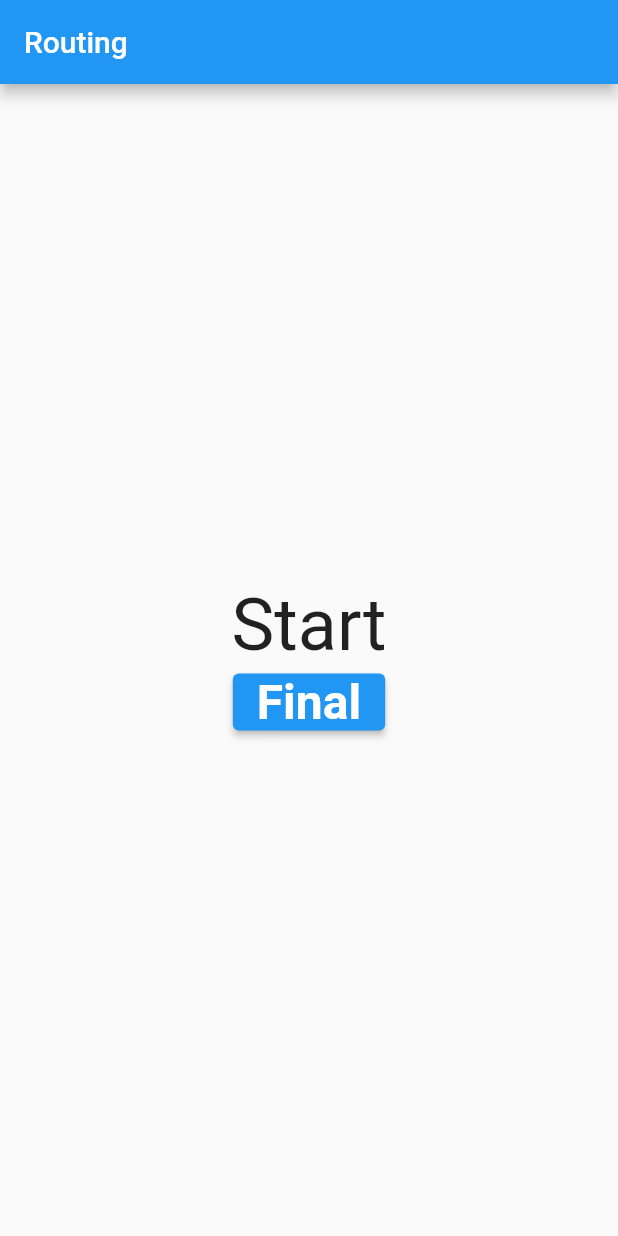
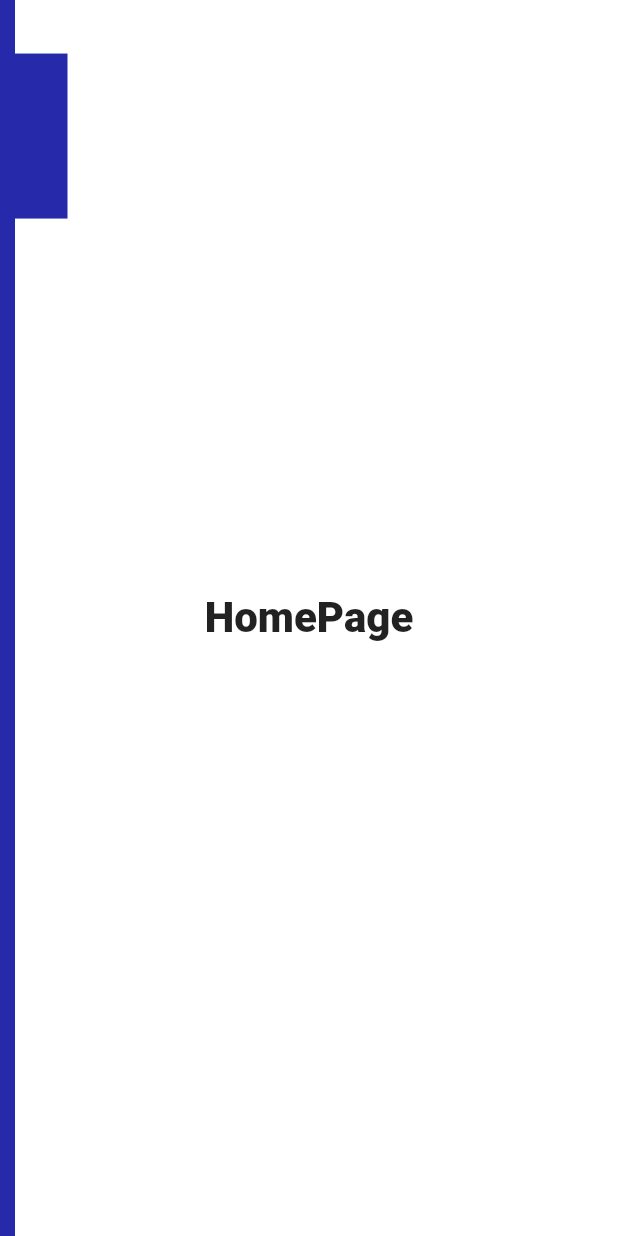
Before and after one commit to kenkaneki0625/flutter_application_1, a Flutter app: the screen it shows after launch, on a phone screen of 412 x 824 dp. Run offline on Flutter 3.47's test engine with Material 2 defaults, Android fonts, the phone set to English and light mode, and no system bars.

Commit message:
sidebar and pages initialized

```diff
--- a/lib/main.dart
+++ b/lib/main.dart
@@ -1,4 +1,5 @@
 import 'package:flutter/material.dart';
+import 'package:flutter_application_1/sidebar/sidebar_layout.dart';
 
 void main() {
   runApp(MyApp());
@@ -9,89 +10,11 @@ class MyApp extends StatelessWidget {
   Widget build(BuildContext context) {
     return MaterialApp(
       title: 'Nav Demo',
-      theme: ThemeData(primaryColor: Colors.blueGrey),
-      home: FirstPage(),
+      theme: ThemeData(
+        scaffoldBackgroundColor: Colors.white,
+        primaryColor: Colors.white,
+        ),
+      home: SideBarLayout(),
     );
   }
 }
-
-class FirstPage extends StatelessWidget {
-  @override
-  Widget build(BuildContext context) {
-    return Scaffold(
-      appBar: AppBar(
-        title: Text('Routing'),
-      ),
-      body: Center(
-        child: Column(
-          mainAxisSize: MainAxisSize.min,
-          children: [
-			Text(
-				'Start',
-				style: TextStyle(fontSize: 48.0),
-			),
-			ElevatedButton(
-				onPressed: () {
-				Navigator.push(
-					context,
-					PageRouteBuilder(
-					transitionsBuilder:
-						(context, animation, secondaryAnimation, child) {
-						return ScaleTransition(
-						alignment: Alignment.center,
-						scale: Tween<double>(begin: 0.1, end: 1).animate(
-							CurvedAnimation(
-							parent: animation,
-							curve: Curves.fastOutSlowIn,
-							),
-						),
-						child: child,
-						);
-					},
-					transitionDuration: Duration(seconds: 2),
-					pageBuilder: (BuildContext context,
-						Animation<double> animation,
-						Animation<double> secondaryAnimation) {
-						return SecondPage();
-					},
-					),
-				);
-				},
-				child: Text(
-				'Final',
-				style: TextStyle(
-					fontSize: 32.0,
-					fontWeight: FontWeight.w700,
-				),
-				),
-			),
-			],
-        ),
-      ),
-    );
-  }
-}
-
-class SecondPage extends StatelessWidget {
-
-  @override
-  Widget build(BuildContext context) {
-    return Scaffold(
-      appBar: AppBar(
-        title: Text('Routing'),
-      ),
-      body: Center(
-        child: Column(
-          mainAxisSize: MainAxisSize.min,
-          children: <Widget>[
-            Text(
-              'Second Page',
-              style: TextStyle(fontSize: 50),
-            ),
-
-          ],
-        ),
-      ),
-    );
-  }
-}
--- /dev/null
+++ b/lib/pages/homepage.dart
@@ -0,0 +1,16 @@
+import 'package:flutter/material.dart';
+
+class HomePage extends StatelessWidget {
+  @override
+  Widget build(BuildContext context) {
+    return Center(
+      child: Text(
+        "HomePage",
+        style: TextStyle(
+          fontWeight: FontWeight.w900,
+          fontSize: 28
+        ),
+        ),
+    );
+  }
+}
--- /dev/null
+++ b/lib/sidebar/sidebar.dart
@@ -0,0 +1,28 @@
+import 'package:flutter/material.dart';
+
+
+class SideBar extends StatelessWidget {
+  final bool isSidebarOpened = false;
+  @override
+  Widget build(BuildContext context) {
+    final screenWidth = MediaQuery.of(context).size.width;
+    return Positioned(
+      top: 0,
+      bottom: 0,
+      left: isSidebarOpened ? 0 : 0,
+      right: isSidebarOpened ? 0 : screenWidth - 45,
+      child: Row(
+        children: <Widget>[
+          Expanded(
+              child: Container(
+            color: Color(0xFF262AAA),
+          )),
+          Align(
+            alignment: Alignment(0, -0.9),
+            child: Container(width: 35, height: 110, color: Color(0xFF262AAA)),
+          )
+        ],
+      ),
+    );
+  }
+}
--- /dev/null
+++ b/lib/sidebar/sidebar_layout.dart
@@ -0,0 +1,17 @@
+import 'package:flutter/material.dart';
+import 'sidebar.dart';
+import '../pages/homepage.dart';
+
+class SideBarLayout extends StatelessWidget {
+  @override
+  Widget build(BuildContext context) {
+    return Scaffold(
+        body: Stack(
+      children: <Widget>[
+        HomePage(),
+        SideBar(),
+      ],
+    ),
+    );
+  }
+}
```
Also changed, not shown: lib/pages/myOrdersPage.dart (added, +16 -0 lines), lib/pages/myaccountsPage.dart (added, +16 -0 lines).
